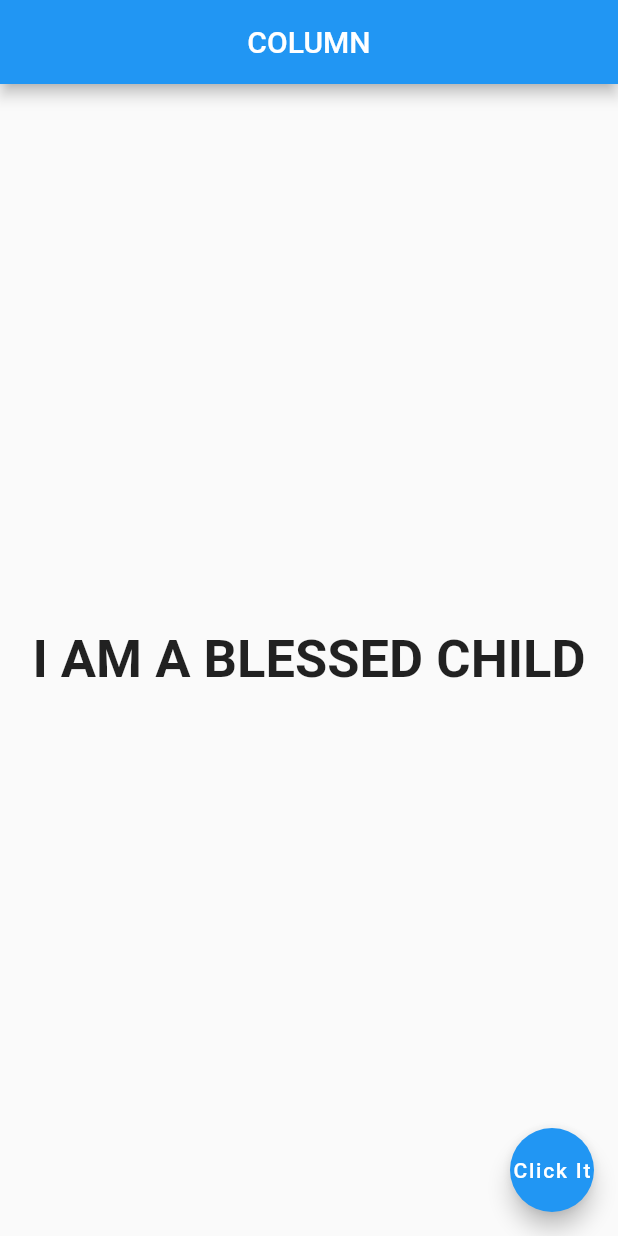
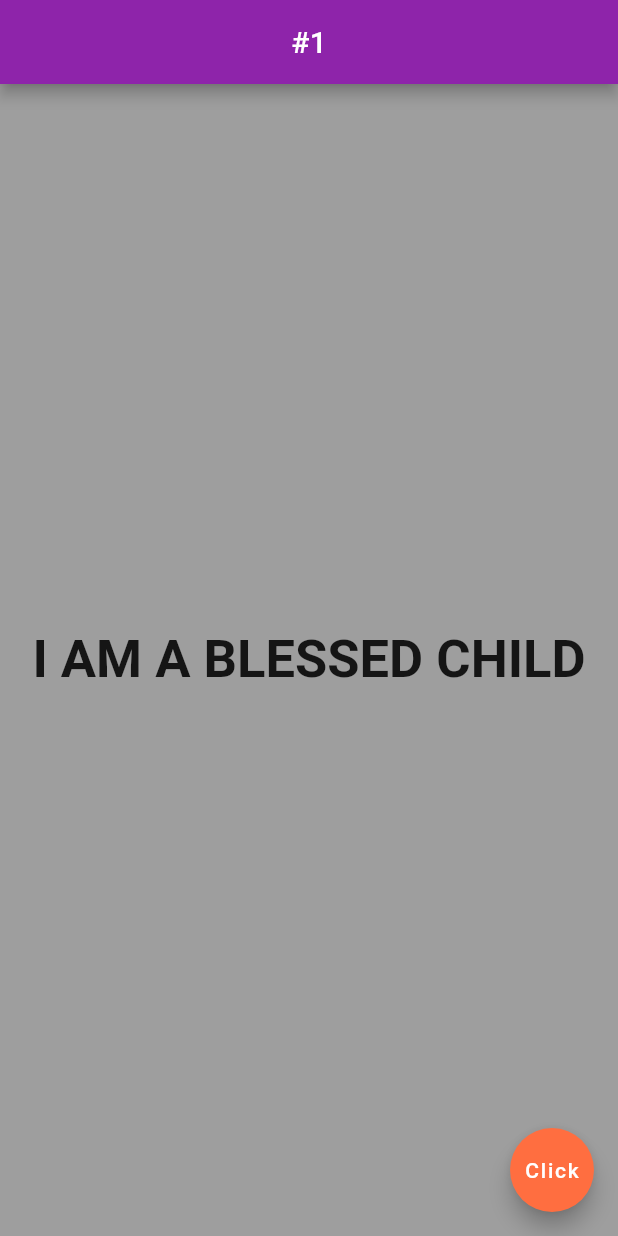
Before and after one commit to Taiwo-Victoria/Net_Ninja_Course, a Flutter app: the screen it shows after launch, on a phone screen of 412 x 824 dp. Run offline on Flutter 3.47's test engine with Material 2 defaults, Android fonts, the phone set to English and light mode, and no system bars.

Commit message:
click
column

```diff
--- a/lib/main.dart
+++ b/lib/main.dart
@@ -15,12 +15,14 @@ class MyApp extends StatelessWidget {
       debugShowCheckedModeBanner: false,
       // creating the app whole interface
       home: Scaffold(
+        backgroundColor: Colors.grey,
         appBar: AppBar(
           // The top details
           centerTitle: true,
           // To put the text in the center
+          backgroundColor: Colors.purple[600],
           title: Text(
-              'COLUMN'
+              '#1'
           ),
         ),
         // to show a test in d app
@@ -38,8 +40,9 @@ class MyApp extends StatelessWidget {
         floatingActionButton: FloatingActionButton(
           onPressed: (){},
           child: Text(
-              'Click It'
+              'Click'
           ),
+          backgroundColor: Colors.deepOrangeAccent,
         ),
       ),
     );
```
